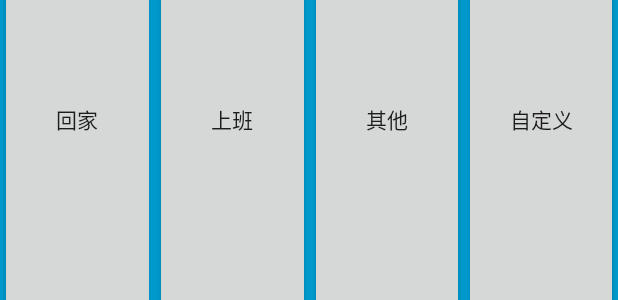
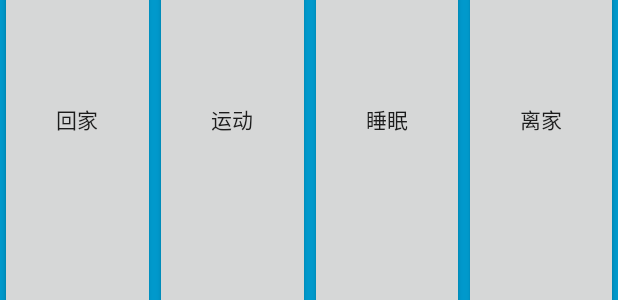
Before and after one commit to Group9-Android/Air-Conditioning-Controller, an Android app: the layout app_widget1.xml on its own in the app's theme, with its tools: preview values and no code run, on a phone screen of 412 x 824 dp. Shown: the part 499-799 px from the top of the screen. Run offline under Robolectric (Android 15) with nearby library versions, the phone set to English and light mode, and no system bars.

Commit message:
UI优化
...

```diff
--- a/app/src/main/res/layout/app_widget1.xml
+++ b/app/src/main/res/layout/app_widget1.xml
@@ -17,20 +17,20 @@
         android:layout_width="fill_parent"
         android:layout_height="match_parent"
         android:layout_weight="1"
-        android:text="上班"/>
+        android:text="运动"/>
 
     <Button
         android:id="@+id/b3"
         android:layout_width="fill_parent"
         android:layout_height="match_parent"
         android:layout_weight="1"
-        android:text="其他"/>
+        android:text="睡眠"/>
 
     <Button
         android:id="@+id/b4"
         android:layout_width="fill_parent"
         android:layout_height="match_parent"
         android:layout_weight="1"
-        android:text="自定义"/>
+        android:text="离家"/>
 
 </LinearLayout>
```
